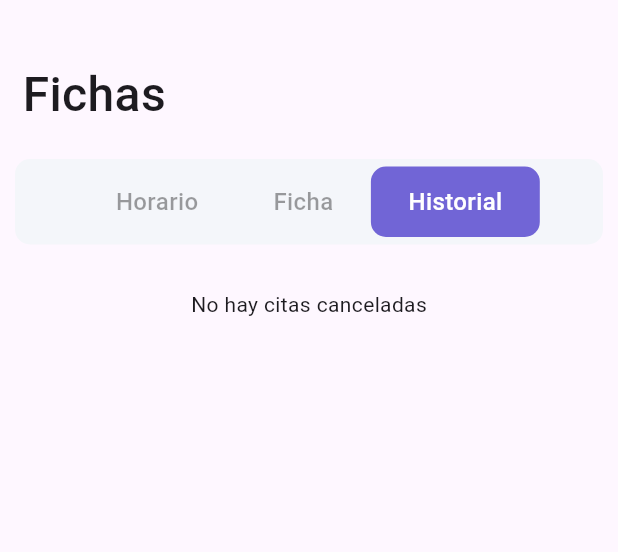
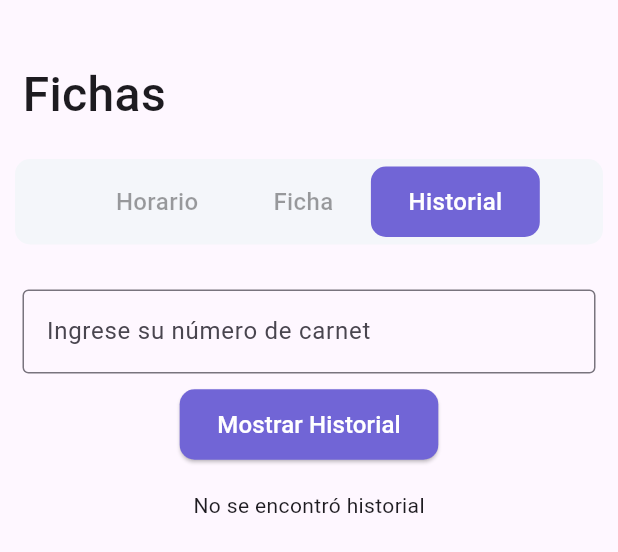
Before and after one commit to Y2ktorrez/mobile_hospital, a Flutter app: the ScheduleScreen widget shown alone on an empty page, opened directly, after a tap on "Ficha", after a tap on "Historial", on a phone screen of 412 x 824 dp. Shown: the top 552 px of the screen. Run offline on Flutter 3.47's test engine with Material 3 defaults, Android fonts, the phone set to English and light mode, and no system bars; our stand-ins replace flutter_secure_storage; missing offline and left inert: custom_clippers; accounts and stored records are empty; network calls fail.

Commit message:
historal Medico

```diff
--- /dev/null
+++ b/lib/models/historial_model.dart
@@ -0,0 +1,95 @@
+class Historial {
+  final int idPaciente;
+  final List<Consulta> consultas;
+
+  Historial({required this.idPaciente, required this.consultas});
+
+  factory Historial.fromJson(Map<String, dynamic> json) {
+    return Historial(
+      idPaciente: json['id_paciente'], // Valor por defecto en caso de que sea null
+      consultas: (json['consultas'] as List?)?.map((consultaJson) => Consulta.fromJson(consultaJson)).toList() ?? [], // Manejo de lista nula
+    );
+  }
+}
+
+
+class Consulta {
+  final int id;
+  final String fecha;
+  final String diagnostico;
+  final Preconsulta preconsulta;
+  final List<Examen> examenes;
+  final List<Analisis> analisis;
+
+  Consulta({
+    required this.id,
+    required this.fecha,
+    required this.diagnostico,
+    required this.preconsulta,
+    required this.examenes,
+    required this.analisis,
+  });
+
+  factory Consulta.fromJson(Map<String, dynamic> json) {
+    return Consulta(
+      id: json['id'] ?? 0, // Valor por defecto en caso de que sea null
+      fecha: json['fecha'] ?? 'Fecha no disponible', // Valor por defecto
+      diagnostico: json['diagnostico'] ?? 'Diagnóstico no disponible', // Valor por defecto
+      preconsulta: Preconsulta.fromJson(json['preconsultaDto'] ?? {}),
+      examenes: (json['examen'] as List?)
+          ?.map((e) => Examen.fromJson(e))
+          .toList() ??
+          [], // Manejo de listas nulas
+      analisis: (json['analisis'] as List?)
+          ?.map((a) => Analisis.fromJson(a))
+          .toList() ??
+          [], // Manejo de listas nulas
+    );
+  }
+}
+
+class Preconsulta {
+  final int id;
+  final String estado;
+
+  Preconsulta({required this.id, required this.estado});
+
+  factory Preconsulta.fromJson(Map<String, dynamic> json) {
+    return Preconsulta(
+      id: json['id'] ?? 0, // Valor por defecto en caso de que sea null
+      estado: json['estado'] ?? 'Estado no disponible', // Valor por defecto
+    );
+  }
+}
+
+class Examen {
+  final int id;
+  final String resultado;
+  final String fecha;
+
+  Examen({required this.id, required this.resultado, required this.fecha});
+
+  factory Examen.fromJson(Map<String, dynamic> json) {
+    return Examen(
+      id: json['id'] ?? 0, // Valor por defecto en caso de que sea null
+      resultado: json['resultado'] ?? 'Resultado no disponible', // Valor por defecto
+      fecha: json['fecha'] ?? 'Fecha no disponible', // Valor por defecto
+    );
+  }
+}
+
+class Analisis {
+  final int id;
+  final String resultado;
+  final String fecha;
+
+  Analisis({required this.id, required this.resultado, required this.fecha});
+
+  factory Analisis.fromJson(Map<String, dynamic> json) {
+    return Analisis(
+      id: json['id'] ?? 0, // Valor por defecto en caso de que sea null
+      resultado: json['resultado'] ?? 'Resultado no disponible', // Valor por defecto
+      fecha: json['fecha'] ?? 'Fecha no disponible', // Valor por defecto
+    );
+  }
+}
--- a/lib/screens/schedule_screen.dart
+++ b/lib/screens/schedule_screen.dart
@@ -1,7 +1,12 @@
 import 'package:flutter/material.dart';
+import 'package:hospital/models/historial_model.dart';
 import 'package:hospital/services/ficha_item_service.dart';
+import 'package:hospital/services/historial_service.dart';
 import 'package:hospital/widgets/fichaItem.dart';
-import 'package:hospital/widgets/upcoming_schedule.dart';
+import 'package:hospital/widgets/upcoming_schedule.dart'; // Importa tu modelo de Historial
+import 'package:pdf/widgets.dart' as pw;
+import 'package:path_provider/path_provider.dart';
+import 'dart:io';
 
 class ScheduleScreen extends StatefulWidget {
   @override
@@ -13,6 +18,7 @@ class _ScheduleScreenState extends State<ScheduleScreen> {
   final TextEditingController _ciController = TextEditingController();
   bool isLoading = false;
   List<dynamic> fichas = [];
+  Historial? historial; // Variable para almacenar el historial
 
   final _scheduleWidgets = [
     UpcomingSchedule(),
@@ -27,7 +33,7 @@ class _ScheduleScreenState extends State<ScheduleScreen> {
     });
     try {
       final ci = int.parse(_ciController.text); // Obtenemos el CI ingresado
-      var response = await FichaService().getFichasByPacienteId(ci); // Suponiendo que tienes el servicio FichaService
+      var response = await FichaService().getFichasByPacienteId(ci); // Llamada al servicio
       setState(() {
         fichas = response['fichaList']; // Guardamos las fichas en la lista
         isLoading = false;
@@ -38,6 +44,68 @@ class _ScheduleScreenState extends State<ScheduleScreen> {
       });
       print("Error al cargar las fichas: $e");
     }
+  }
+
+  Future<void> fetchHistorial() async {
+    setState(() {
+      isLoading = true;
+    });
+    try {
+      final ci = int.parse(_ciController.text); // Obtenemos el CI ingresado
+      var response = await HistorialService().getHistorialById(ci); // Llamada al servicio para obtener el historial
+
+      // Verifica que la respuesta contenga el campo 'historail' y luego las 'consultas'
+      if (response != null && response.containsKey('historail') && response['historail']['consultas'] != null) {
+        setState(() {
+          historial = Historial.fromJson(response['historail']); // Convertimos la respuesta en un objeto Historial
+          isLoading = false;
+        });
+      } else {
+        setState(() {
+          isLoading = false;
+        });
+        print("Error: No se encontraron consultas en la respuesta.");
+      }
+    } catch (e) {
+      setState(() {
+        isLoading = false;
+      });
+      print("Error al cargar el historial: $e");
+    }
+  }
+
+  // Función para generar y guardar un PDF
+  Future<void> generatePdf(Historial historial) async {
+    final pdf = pw.Document();
+
+    pdf.addPage(
+      pw.Page(
+        build: (context) => pw.Column(
+          children: [
+            pw.Text('Historial Médico de Paciente ID: ${historial.idPaciente}', style: pw.TextStyle(fontSize: 24, fontWeight: pw.FontWeight.bold)),
+            ...historial.consultas.map((consulta) {
+              return pw.Column(
+                crossAxisAlignment: pw.CrossAxisAlignment.start,
+                children: [
+                  pw.Text('Consulta ID: ${consulta.id}', style: pw.TextStyle(fontSize: 18)),
+                  pw.Text('Fecha: ${consulta.fecha}'),
+                  pw.Text('Diagnóstico: ${consulta.diagnostico}'),
+                  pw.SizedBox(height: 10),
+                ],
+              );
+            }).toList(),
+          ],
+        ),
+      ),
+    );
+
+    final directory = await getApplicationDocumentsDirectory();
+    final file = File('${directory.path}/historial_medico.pdf');
+    await file.writeAsBytes(await pdf.save());
+
+    ScaffoldMessenger.of(context).showSnackBar(
+      SnackBar(content: Text('PDF guardado en ${file.path}')),
+    );
   }
 
   @override
@@ -78,9 +146,20 @@ class _ScheduleScreenState extends State<ScheduleScreen> {
             ),
             SizedBox(height: 30),
 
-            // Solo mostramos el campo de CI y el botón en la pestaña "Ficha"
+            // Sección de Ficha
             _buttonIndex == 1
-                ? Column(
+                ? _buildFichaSection()
+                : _buttonIndex == 2
+                ? _buildHistorialSection() // Sección para mostrar el historial
+                : _scheduleWidgets[_buttonIndex], // Muestra el horario en la pestaña 0
+          ],
+        ),
+      ),
+    );
+  }
+
+  Widget _buildFichaSection() {
+    return Column(
       children: [
         Padding(
           padding: const EdgeInsets.symmetric(horizontal: 15),
@@ -128,11 +207,100 @@ class _ScheduleScreenState extends State<ScheduleScreen> {
           }).toList(),
         ),
       ],
-            )
-                : _scheduleWidgets[_buttonIndex], // Muestra el horario en la pestaña 0
+    );
+  }
+
+  Widget _buildHistorialSection() {
+    return Column(
+      children: [
+        Padding(
+          padding: const EdgeInsets.symmetric(horizontal: 15),
+          child: TextField(
+            controller: _ciController,
+            decoration: InputDecoration(
+              labelText: 'Ingrese su número de carnet',
+              border: OutlineInputBorder(),
+            ),
+            keyboardType: TextInputType.number,
+          ),
+        ),
+        SizedBox(height: 10),
+        Padding(
+          padding: const EdgeInsets.symmetric(horizontal: 15),
+          child: ElevatedButton(
+            onPressed: fetchHistorial,
+            style: ElevatedButton.styleFrom(
+              backgroundColor: Color(0xFF7165D6),
+              shape: RoundedRectangleBorder(
+                borderRadius: BorderRadius.circular(10),
+              ),
+              padding: EdgeInsets.symmetric(vertical: 12, horizontal: 25),
+            ),
+            child: isLoading
+                ? CircularProgressIndicator(color: Colors.white)
+                : Text(
+              "Mostrar Historial",
+              style: TextStyle(
+                fontSize: 16,
+                fontWeight: FontWeight.w500,
+                color: Colors.white,
+              ),
+            ),
+          ),
+        ),
+        SizedBox(height: 20),
+        if (historial != null && historial!.consultas.isNotEmpty)
+          Padding(
+            padding: const EdgeInsets.symmetric(horizontal: 15),
+            child: Column(
+              crossAxisAlignment: CrossAxisAlignment.start,
+              children: [
+                Text(
+                  'Historial Médico:',
+                  style: TextStyle(fontSize: 18, fontWeight: FontWeight.bold),
+                ),
+                SizedBox(height: 10),
+                ...historial!.consultas.map((consulta) {
+                  return Container(
+                    margin: EdgeInsets.only(bottom: 10),
+                    padding: EdgeInsets.all(15),
+                    decoration: BoxDecoration(
+                      color: Colors.white,
+                      borderRadius: BorderRadius.circular(10),
+                      boxShadow: [
+                        BoxShadow(
+                          color: Colors.black12,
+                          blurRadius: 4,
+                          spreadRadius: 2,
+                        ),
                       ],
                     ),
+                    child: Column(
+                      crossAxisAlignment: CrossAxisAlignment.start,
+                      children: [
+                        Text(
+                          'Consulta ID: ${consulta.id}',
+                          style: TextStyle(fontWeight: FontWeight.bold),
                         ),
+                        SizedBox(height: 5),
+                        Text('Fecha: ${consulta.fecha}'),
+                        SizedBox(height: 5),
+                        Text('Diagnóstico: ${consulta.diagnostico}'),
+                      ],
+                    ),
+                  );
+                }).toList(),
+                SizedBox(height: 10),
+                ElevatedButton(
+                  onPressed: () => generatePdf(historial!),
+                  child: Text('Generar PDF'),
+                ),
+              ],
+            ),
+          )
+        else if (!isLoading)
+          Center(child: Text("No se encontró historial")),
+      ],
     );
   }
 
--- /dev/null
+++ b/lib/services/historial_service.dart
@@ -0,0 +1,21 @@
+import 'dart:convert';
+import 'package:http/http.dart' as http;
+
+class HistorialService {
+  // Definir la URL completa, incluyendo el parámetro del id
+  final String baseUrl = 'http://192.168.0.15:2424/consulta/historial/';
+
+  Future<Map<String, dynamic>> getHistorialById(int id) async {
+    final response = await http.get(Uri.parse('$baseUrl$id'));
+
+    // Imprimir la respuesta cruda
+    print("Respuesta de la API: ${response.body}");
+
+    if (response.statusCode == 200) {
+      return json.decode(response.body);
+    } else {
+      throw Exception('Error al obtener el historial: ${response.reasonPhrase}');
+    }
+  }
+
+}
--- a/pubspec.yaml
+++ b/pubspec.yaml
@@ -40,6 +40,8 @@ dependencies:
   http: ^0.13.3
   flutter_secure_storage: ^8.0.0
   jwt_decoder: ^2.0.1
+  pdf: ^3.10.3
+  path_provider: ^2.0.14
 
 dev_dependencies:
   flutter_test:
```
Also changed, not shown: lib/widgets/generate_pdf.dart (added, +31 -0 lines), pubspec.lock, 1 other file. Lines whose indentation alone changed are shown as unchanged.
